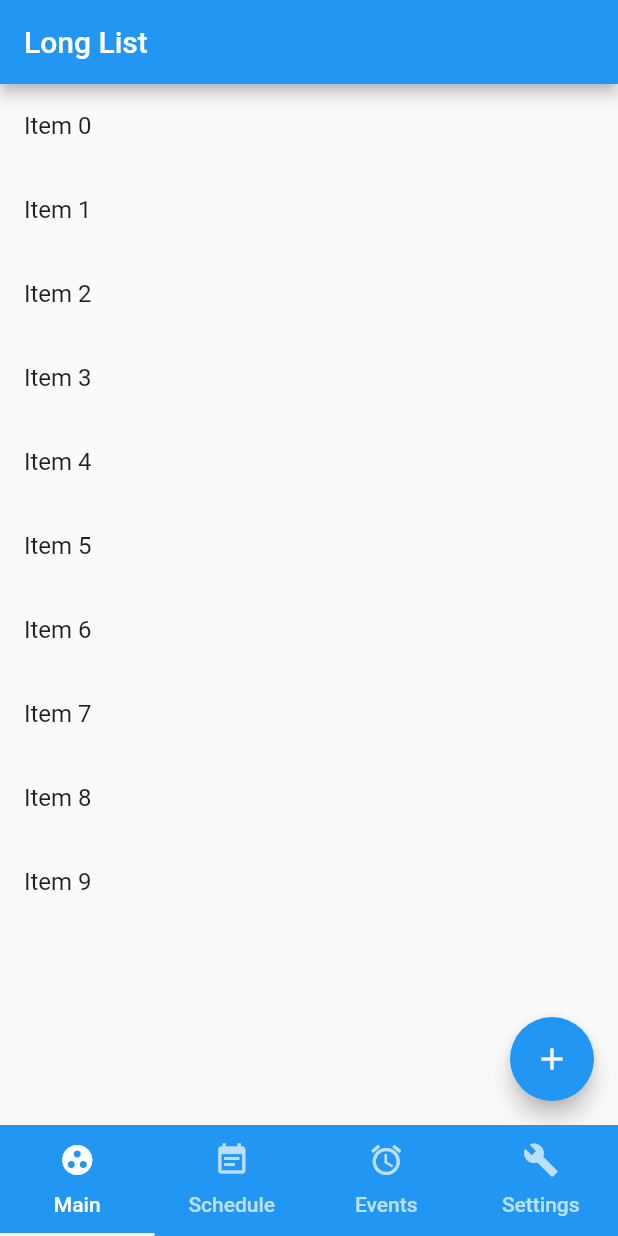
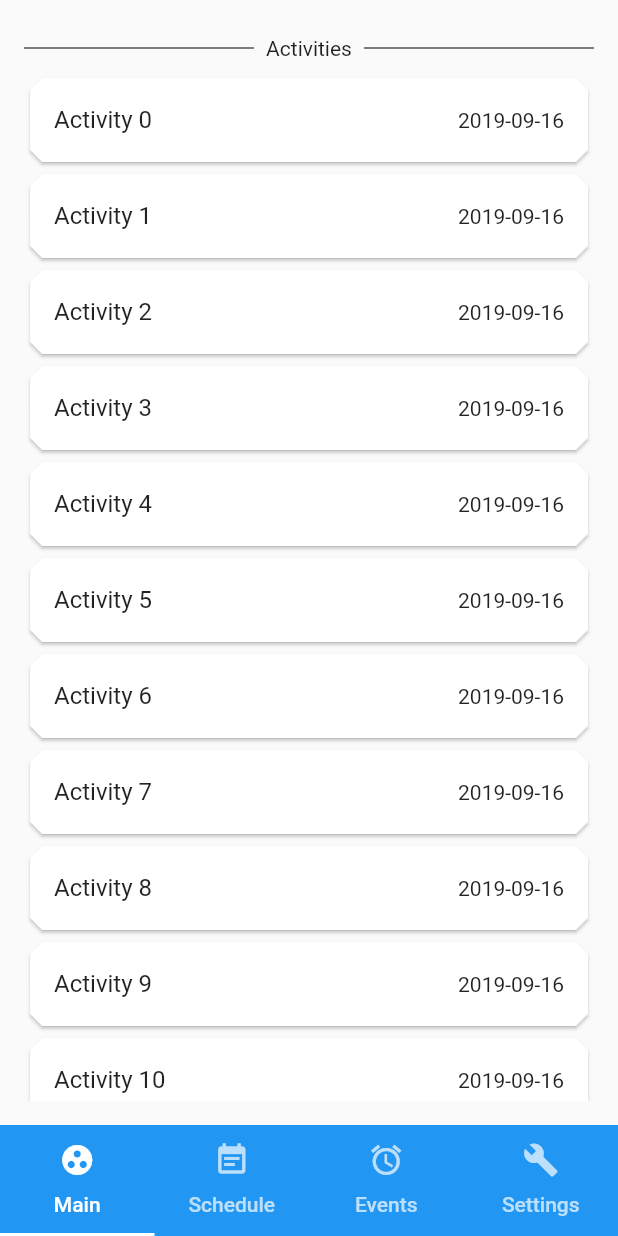
Before and after one commit to MaxKarasha/acman_flutter, a Flutter app: the screen it shows after launch, on a phone screen of 412 x 824 dp. Run offline on Flutter 3.47's test engine with Material 2 defaults, Android fonts, the phone set to English and light mode, and no system bars.

Commit message:
Добавлен список на главный экран и разделитель

```diff
--- /dev/null
+++ b/lib/model/activity.dart
@@ -0,0 +1,25 @@
+class Activity {
+  String id;
+  String title;
+  DateTime startDate;
+
+  Activity(this.title, this.startDate);
+
+  /*Map<String, dynamic> toMap() {
+    Map<String, dynamic> map = {
+      columnValue: value,
+      columnDate: dateTime.millisecondsSinceEpoch,
+      columnComment: comment,
+    };
+    if (id != null) {
+      map[columnId] = id;
+    }
+    return map;
+  }
+
+  Expense.fromMap(Map map)
+      : id = map[columnId],
+        value = map[columnValue],
+        dateTime = new DateTime.fromMillisecondsSinceEpoch(map[columnDate]),
+        comment = map[columnComment];*/
+}
--- a/lib/tabs/home.dart
+++ b/lib/tabs/home.dart
@@ -1,11 +1,40 @@
+import 'package:acman_app/model/activity.dart';
+import 'package:acman_app/widget/activity_row.dart';
+import 'package:acman_app/widget/separator.dart';
 import 'package:flutter/foundation.dart';
 import 'package:flutter/material.dart';
 
 class HomeTab extends StatelessWidget {
+  static Activity a1 = new Activity("Test 1", DateTime.now());
+  static Activity a2 = new Activity("Test 2", DateTime.now());
+  static Activity a3 = new Activity("Test 3", DateTime.now());
+  //List<Activity> activities = [a1,a2,a3];
+  List<Activity> activities = new List<Activity>.generate(20, (i) { return Activity("Activity $i", DateTime.now());});
+
   @override
   Widget build(BuildContext context) {
-    return PausedList(
+    return new Padding(
+        padding: const EdgeInsets.all(16.0),
+        child: new SingleChildScrollView(
+          child: Column(
+            mainAxisSize: MainAxisSize.min,
+            crossAxisAlignment: CrossAxisAlignment.stretch,
+            children: <Widget>[
+              Separator("Activities"),
+              /*PausedList(
                 items: List<String>.generate(10, (i) => "Item $i"),
+              ),*/
+              new Column(
+                children: activities.map((activity) {
+                  return ActivityRow(
+                    activity: activity,
+                  );
+                }).toList(),
+              ),
+              Separator("END")
+            ]
+          )
+        )
     );
   }
 }
--- /dev/null
+++ b/lib/widget/activity_row.dart
@@ -0,0 +1,32 @@
+import 'package:acman_app/model/activity.dart';
+import 'package:flutter/material.dart';
+import 'package:intl/intl.dart';
+
+class ActivityRow extends StatelessWidget {
+  final Activity activity;
+
+  const ActivityRow(
+      {Key key, this.activity})
+      : super(key: key);
+
+  @override
+  Widget build(BuildContext context) {
+    return Dismissible(
+      key: Key(activity.id.toString()),
+      child: Card(
+        shape: BeveledRectangleBorder(
+          borderRadius: BorderRadius.all(Radius.circular(8.0)),
+        ),
+        child: ListTile(
+          onTap: () => _onTap(context, activity),
+          title: Text(activity.title),
+          trailing: Text((new DateFormat('yyyy-MM-dd')).format(activity.startDate)),
+        ),
+      ),
+    );
+  }
+
+  void _onTap(BuildContext context, Activity activity) async {
+    return;
+  }
+}
--- /dev/null
+++ b/lib/widget/separator.dart
@@ -0,0 +1,27 @@
+import 'package:flutter/material.dart';
+
+class Separator extends StatelessWidget {
+  final String name;
+  const Separator(this.name);
+
+  @override
+  Widget build(BuildContext context) {
+    return new Row(
+      crossAxisAlignment: CrossAxisAlignment.center,
+      children: <Widget>[
+        new Expanded(
+            child: new Divider(
+              color: Colors.black,
+            )),
+        new Padding(
+          padding: const EdgeInsets.all(8.0),
+          child: new Text(name),
+        ),
+        new Expanded(
+            child: new Divider(
+              color: Colors.black,
+            )),
+      ],
+    );
+  }
+}
--- a/pubspec.yaml
+++ b/pubspec.yaml
@@ -20,6 +20,7 @@ dependencies:
   flutter:
     sdk: flutter
   url_launcher: ^3.0.1
+  intl: ^0.16.0
 
   # The following adds the Cupertino Icons font to your application.
   # Use with the CupertinoIcons class for iOS style icons.
```
Also changed, not shown: pubspec.lock. Lines whose indentation alone changed are shown as unchanged.
